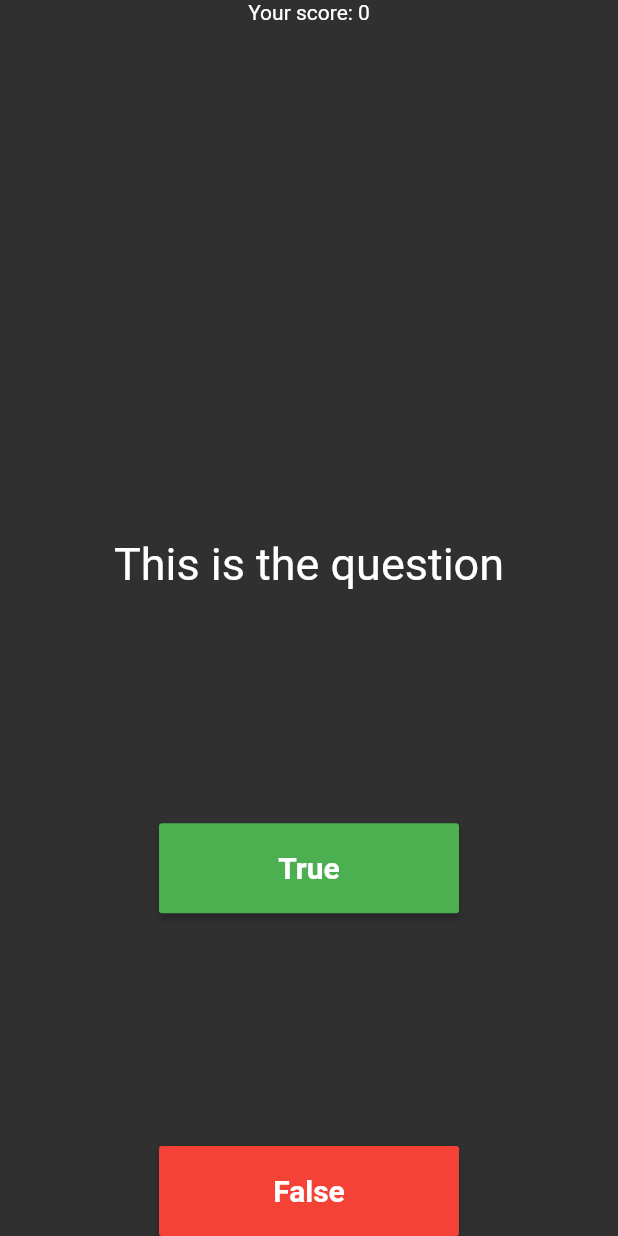
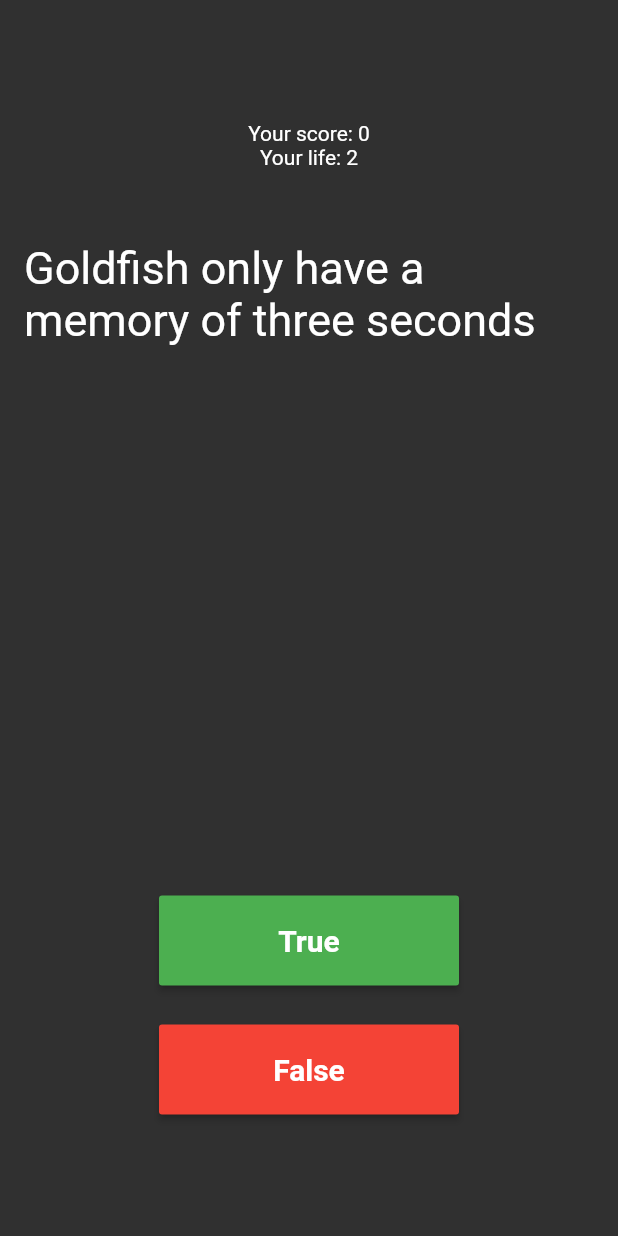
Before and after one commit to jo3ght/True-False-Quiz-Flutter, a Flutter app: the screen it shows after launch, after a tap on "True", on a phone screen of 412 x 824 dp. Run offline on Flutter 3.47's test engine with Material 2 defaults, Android fonts, the phone set to English and light mode, and no system bars; our stand-ins replace rflutter_alert.

Commit message:
Import Model of Questions

```diff
--- a/lib/Logic/QuizBrian.dart
+++ b/lib/Logic/QuizBrian.dart
@@ -1,7 +1,40 @@
 import 'package:review_1/Model/Question.dart';
 
 class QuizBrian {
+  int _questionNumber = 0;
   List<Question> questionList = [
-    Question("Ba", true),
+    Question("A woman has walked on the moon", false),
+    Question("Goldfish only have a memory of three seconds", false),
+    Question("Stephen Hawking declined a knighthood from the Queen", true),
+    Question("The highest mountain in England is Ben Nevis", false),
+    Question("The Great Wall of China is visible from space", false),
+    Question("The first tea bags were made of silk", true),
+    Question("The Statue of Liberty was a gift from France", true),
   ];
+
+  String getQuestion() {
+    return questionList[_questionNumber].questionText;
+  }
+
+  void nextQuestion() {
+    if (_questionNumber < questionList.length - 1) {
+      _questionNumber++;
+    }
+  }
+
+  bool isFinished() {
+    if (_questionNumber >= questionList.length - 1) {
+      return true;
+    } else {
+      return false;
+    }
+  }
+
+  bool getAnswer() {
+    return questionList[_questionNumber].answer;
+  }
+
+  void resetQuiz() {
+    _questionNumber = 0;
+  }
 }
--- a/lib/Screens/home_screen.dart
+++ b/lib/Screens/home_screen.dart
@@ -1,14 +1,87 @@
 import 'package:flutter/material.dart';
+import 'package:review_1/Logic/QuizBrian.dart';
 import 'package:review_1/Model/Question.dart';
+import 'package:rflutter_alert/rflutter_alert.dart';
 //test update
+
+QuizBrian _quizBrian = QuizBrian();
 
 class HomeScreen extends StatefulWidget {
   @override
   _HomeScreenState createState() => _HomeScreenState();
 }
 
+bool correctAnswer;
+
 class _HomeScreenState extends State<HomeScreen> {
   int score = 0;
+  int life = 3;
+  var indexOfQuestion = 0;
+
+  void reset() {
+    setState(() {
+      _quizBrian.resetQuiz();
+      score = 0;
+      life = 3;
+    });
+  }
+
+  void checkQuestion(bool userPicked) {
+    setState(() {
+      if (userPicked == correctAnswer) {
+        setState(() {
+          score++;
+        });
+      } else if (userPicked != correctAnswer) {
+        setState(() {
+          life--;
+          if (life == 0) {
+            Alert(
+              context: context,
+              type: AlertType.error,
+              title: "Fail !",
+              desc: "You are dead",
+              buttons: [
+                DialogButton(
+                  child: Text(
+                    "Play again",
+                    style: TextStyle(color: Colors.white, fontSize: 20),
+                  ),
+                  onPressed: () => Navigator.pop(context),
+                  color: Color.fromRGBO(0, 179, 134, 1.0),
+                ),
+              ],
+            ).show();
+            setState(() {
+              reset();
+            });
+          }
+        });
+      }
+      if (_quizBrian.isFinished() == true) {
+        Alert(
+          context: context,
+          type: AlertType.success,
+          title: "Done !",
+          desc: "You got $score points",
+          buttons: [
+            DialogButton(
+              child: Text(
+                "Play again",
+                style: TextStyle(color: Colors.white, fontSize: 20),
+              ),
+              onPressed: () => Navigator.pop(context),
+              color: Color.fromRGBO(0, 179, 134, 1.0),
+            ),
+          ],
+        ).show();
+        setState(() {
+          reset();
+        });
+      }
+      _quizBrian.nextQuestion();
+    });
+  }
 
   @override
   Widget build(BuildContext context) {
@@ -17,14 +90,19 @@ class _HomeScreenState extends State<HomeScreen> {
         child: Container(
           child: Center(
             child: Column(
-              mainAxisAlignment: MainAxisAlignment.spaceBetween,
+              mainAxisAlignment: MainAxisAlignment.center,
               children: <Widget>[
                 Text("Your score: $score"),
+                Text("Your life: $life"),
                 SizedBox(height: 32),
-                Text(
-                  "This is the question",
-                  style: TextStyle(fontSize: 30),
+                Padding(
+                  padding: const EdgeInsets.all(16.0),
+                  child: Text(
+                    _quizBrian.getQuestion(),
+                    style: TextStyle(fontSize: 30),
+                  ),
                 ),
+                SizedBox(height: 350),
                 MaterialButton(
                   child: Text(
                     "True",
@@ -34,8 +112,14 @@ class _HomeScreenState extends State<HomeScreen> {
                   minWidth: 200,
                   height: 60,
                   color: Colors.green,
-                  onPressed: () {},
+                  onPressed: () {
+                    setState(() {
+                      correctAnswer = _quizBrian.getAnswer();
+                      checkQuestion(true);
+                    });
+                  },
                 ),
+                SizedBox(height: 26),
                 MaterialButton(
                   child: Text(
                     "False",
@@ -44,7 +128,10 @@ class _HomeScreenState extends State<HomeScreen> {
                   minWidth: 200,
                   height: 60,
                   color: Colors.red,
-                  onPressed: () {},
+                  onPressed: () {
+                    correctAnswer = _quizBrian.getAnswer();
+                    checkQuestion(false);
+                  },
                 ),
               ],
             ),
--- a/pubspec.yaml
+++ b/pubspec.yaml
@@ -21,6 +21,7 @@ environment:
   sdk: ">=2.7.0 <3.0.0"
 
 dependencies:
+  rflutter_alert: ^1.0.3
   flutter:
     sdk: flutter
 
```
Also changed, not shown: pubspec.lock.
